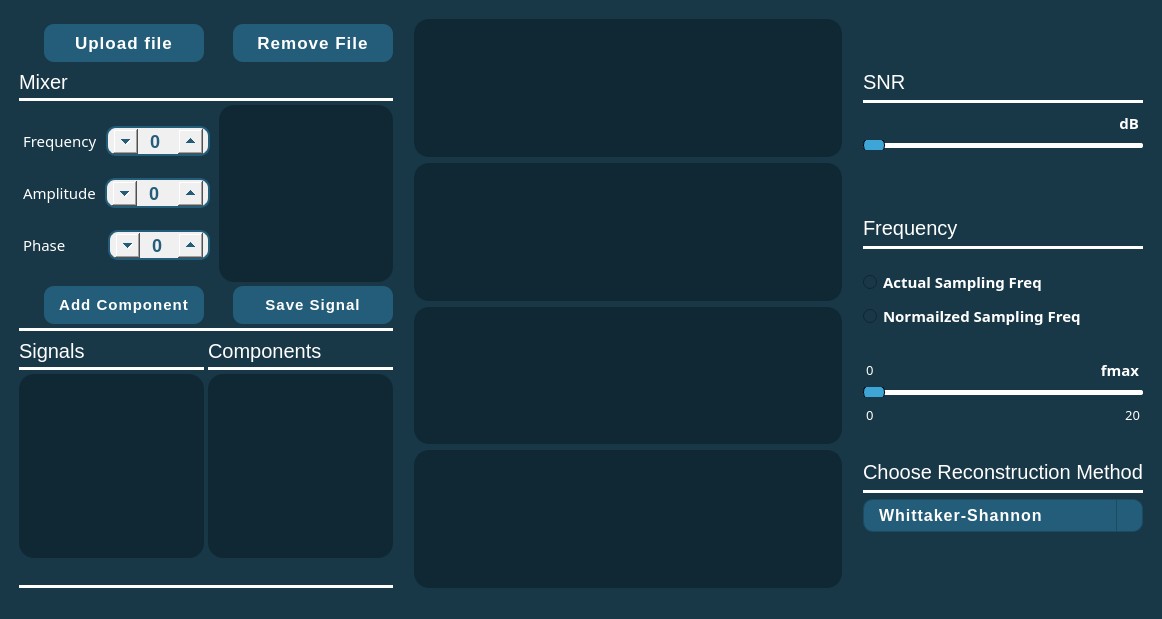
Above: SamplingStudio.ui from LailaKhaled352/SamplingStudio before the change. Below: the same form after it.
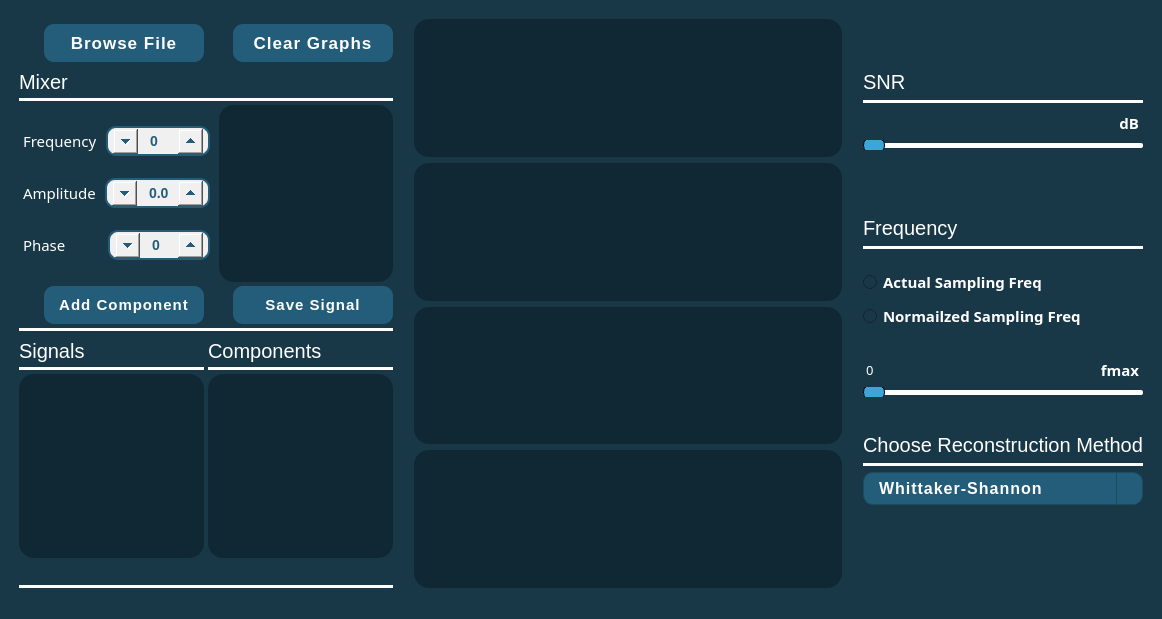
That is the form after the change. Icons and pictures are not drawn. Custom widgets are drawn as their Qt base class.

```diff
--- a/SamplingStudio.ui
+++ b/SamplingStudio.ui
@@ -104,7 +104,7 @@
 </string>
             </property>
             <property name="text">
-             <string>Upload file</string>
+             <string>Browse File</string>
             </property>
             <property name="icon">
              <iconset>
@@ -202,7 +202,7 @@
 </string>
             </property>
             <property name="text">
-             <string>Remove File</string>
+             <string>Clear Graphs</string>
             </property>
             <property name="icon">
              <iconset>
@@ -341,7 +341,7 @@
     padding-left: 15px;
     margin: 0 5px;
     font-weight: bold;
-    font-size: 18px; /* Adjust font size */
+    font-size: 14px; /* Adjust font size */
     text-align: center;
     height: 20px;
     width: 50px;
@@ -366,6 +366,9 @@
     border-radius: 10px;
 }</string>
                   </property>
+                  <property name="maximum">
+                   <number>1000</number>
+                  </property>
                  </widget>
                 </item>
                </layout>
@@ -399,15 +402,9 @@
                  </widget>
                 </item>
                 <item>
-                 <widget class="QSpinBox" name="ampSpinBox">
-                  <property name="enabled">
-                   <bool>true</bool>
-                  </property>
-                  <property name="cursor">
-                   <cursorShape>PointingHandCursor</cursorShape>
-                  </property>
+                 <widget class="QDoubleSpinBox" name="doubleSpinBox">
                   <property name="styleSheet">
-                   <string notr="true">QSpinBox {
+                   <string notr="true">QDoubleSpinBox {
     background-color: #f0f0f0; /* Light background color */
     color: #235d79; /* Dark text color */
     border: 2px solid #235d79; /* Add a border for a modern look */
@@ -416,21 +413,21 @@
     padding-left: 15px;
     margin: 0 5px;
     font-weight: bold;
-    font-size: 18px; /* Adjust font size */
+    font-size: 14px; /* Adjust font size */
     text-align: center;
     height: 20px;
     width: 50px;
 }
 
 /* QSpinBox Up Button (on the right) */
-QSpinBox::up-button {
+QDoubleSpinBox::up-button {
     width: 25px;
     height: 25px;
     subcontrol-position: right; /* Place the up-button on the right */
 }
 
 /* QSpinBox Down Button (on the left) */
-QSpinBox::down-button {
+QDoubleSpinBox::down-button {
     width: 25px;
     height: 25px;
     subcontrol-position: left; /* Place the down-button on the left */
@@ -441,6 +438,15 @@
     border-radius: 10px;
 }</string>
                   </property>
+                  <property name="decimals">
+                   <number>1</number>
+                  </property>
+                  <property name="maximum">
+                   <double>100.000000000000000</double>
+                  </property>
+                  <property name="singleStep">
+                   <double>0.100000000000000</double>
+                  </property>
                  </widget>
                 </item>
                </layout>
@@ -494,7 +500,7 @@
     padding-left: 15px;
     margin: 0 5px;
     font-weight: bold;
-    font-size: 18px; /* Adjust font size */
+    font-size: 14px; /* Adjust font size */
     text-align: center;
     height: 20px;
     width: 50px;
@@ -519,6 +525,9 @@
     border-radius: 10px;
 }</string>
                   </property>
+                  <property name="maximum">
+                   <number>360</number>
+                  </property>
                  </widget>
                 </item>
                </layout>
@@ -1481,45 +1490,7 @@
                </widget>
               </item>
               <item>
-               <layout class="QHBoxLayout" name="horizontalLayout_5">
-                <item alignment="Qt::AlignLeft">
-                 <widget class="QLabel" name="startLabel">
-                  <property name="font">
-                   <font>
-                    <family>Overpass Medium</family>
-                    <pointsize>10</pointsize>
-                   </font>
-                  </property>
-                  <property name="styleSheet">
-                   <string notr="true">color:white;
-margin-top: 3px;</string>
-                  </property>
-                  <property name="text">
-                   <string>0</string>
-                  </property>
-                 </widget>
-                </item>
-                <item alignment="Qt::AlignRight">
-                 <widget class="QLabel" name="endLabel">
-                  <property name="font">
-                   <font>
-                    <family>Overpass Medium</family>
-                    <pointsize>10</pointsize>
-                   </font>
-                  </property>
-                  <property name="styleSheet">
-                   <string notr="true">color:white;
-margin-top: 3px;</string>
-                  </property>
-                  <property name="text">
-                   <string>20</string>
-                  </property>
-                  <property name="alignment">
-                   <set>Qt::AlignRight|Qt::AlignTrailing|Qt::AlignVCenter</set>
-                  </property>
-                 </widget>
-                </item>
-               </layout>
+               <layout class="QHBoxLayout" name="horizontalLayout_5"/>
               </item>
              </layout>
             </item>
```
Left out of the diff: 6 changed lines with no effect on the pictures.
